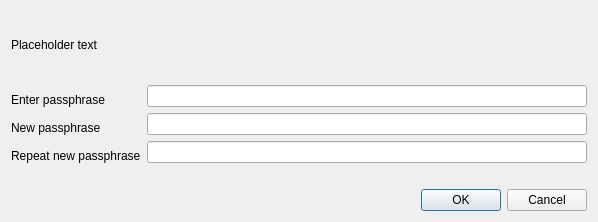
Qt form src/qt/forms/askpassphrasedialog.ui (odrowonz/atbcoin-insight) before a commit.
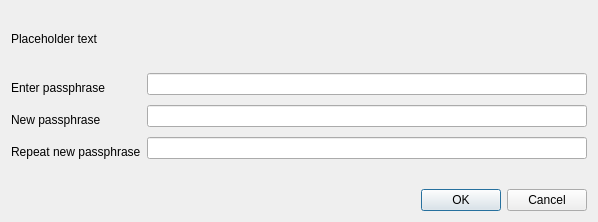
The same form after that commit.

Diff of the .ui file:
```diff
--- a/src/qt/forms/askpassphrasedialog.ui
+++ b/src/qt/forms/askpassphrasedialog.ui
@@ -50,6 +50,9 @@
      <property name="fieldGrowthPolicy">
       <enum>QFormLayout::AllNonFixedFieldsGrow</enum>
      </property>
+     <property name="verticalSpacing">
+      <number>10</number>
+     </property>
      <item row="0" column="0">
       <widget class="QLabel" name="passLabel1">
        <property name="text">
```
